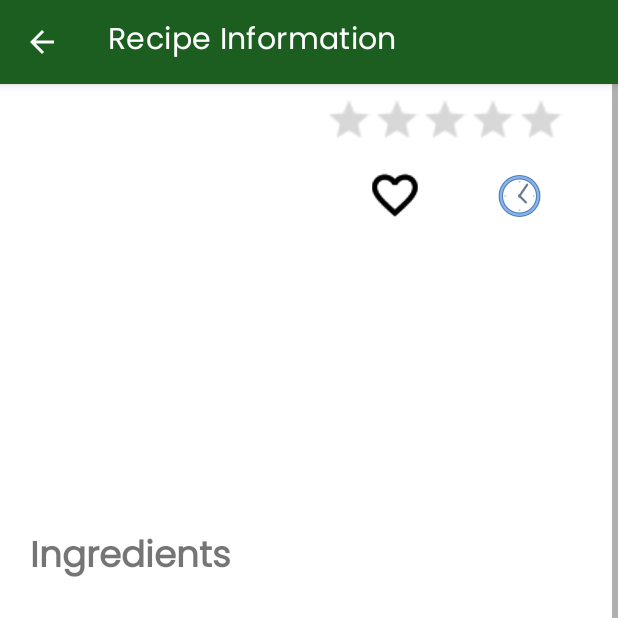
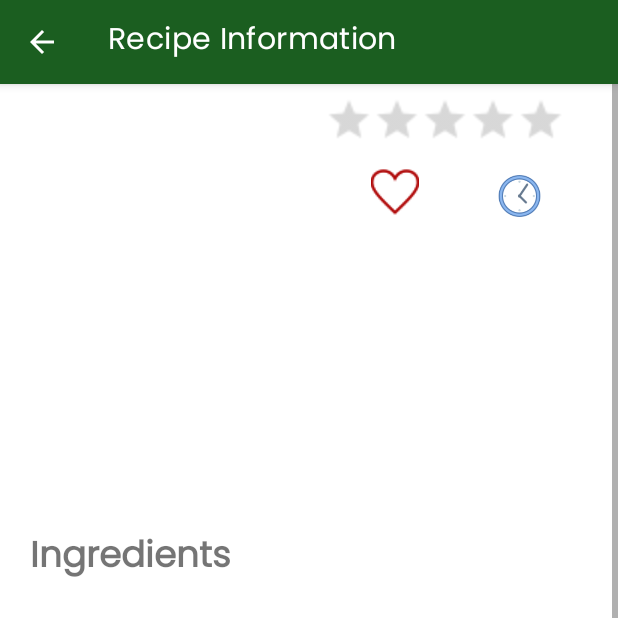
Before and after one commit to ucll-mobile-2021/project-timrobbelouis, an Android app: the RecipeInformationActivity screen opened directly, with no data from a screen before it, on a phone screen of 412 x 824 dp, the top half of it. Run offline under Robolectric (Android 15) with nearby library versions, the phone set to English and light mode, and no system bars; our stand-ins replace Picasso; network calls fail; pictures from the network do not load; Roboto replaces fonts that are not available here.

Commit message:
Made image darkmode compatible

```diff
--- a/app/src/main/java/com/example/chef_louiardie/RecipeInformationActivity.kt
+++ b/app/src/main/java/com/example/chef_louiardie/RecipeInformationActivity.kt
@@ -40,7 +40,7 @@ class RecipeInformationActivity : AppCompatActivity() {
                 if (id != null) {
                     println(db.contains(id))
                     if(db.contains(id)){
-                        findViewById<ImageButton>(R.id.favorite_empty).setBackgroundResource(R.drawable.heart_black)
+                        findViewById<ImageButton>(R.id.favorite_empty).setBackgroundResource(R.drawable.red_heart_filled)
                     }
                 }
         val favorite = findViewById<ImageButton>(R.id.favorite_empty)
@@ -48,11 +48,11 @@ class RecipeInformationActivity : AppCompatActivity() {
         if (id != null) {
             if (db.contains(id)) {
                 db.deleteRecipe(id)
-                favorite.setBackgroundResource(R.drawable.heart_white)
+                favorite.setBackgroundResource(R.drawable.red_heart_line)
             }
             else {
                 db.insertData(id)
-                favorite.setBackgroundResource(R.drawable.heart_black)
+                favorite.setBackgroundResource(R.drawable.red_heart_filled)
             }
         }
 
--- a/app/src/main/res/layout/recipe_information.xml
+++ b/app/src/main/res/layout/recipe_information.xml
@@ -160,11 +160,11 @@
                 android:layout_marginStart="80dp"
                 android:layout_marginTop="56dp"
                 android:layout_marginEnd="32dp"
-                android:background="@drawable/heart_white"
+                android:background="@drawable/red_heart_line"
                 app:layout_constraintEnd_toStartOf="@+id/imageView11"
                 app:layout_constraintStart_toEndOf="@+id/recipeInfoImage"
                 app:layout_constraintTop_toTopOf="parent"
-                app:srcCompat="@drawable/heart_white" />
+                app:srcCompat="@drawable/red_heart_line" />
 
         </androidx.constraintlayout.widget.ConstraintLayout>
     </ScrollView>
```
Also changed, not shown: app/src/main/java/com/example/chef_louiardie/ShakerActivity.kt (line endings or trailing spaces), app/src/main/res/drawable/heart_black.png (deleted), app/src/main/res/drawable/heart_white.png (deleted), app/src/main/res/drawable/red_heart_filled.png (added), app/src/main/res/drawable/red_heart_line.png (added).
